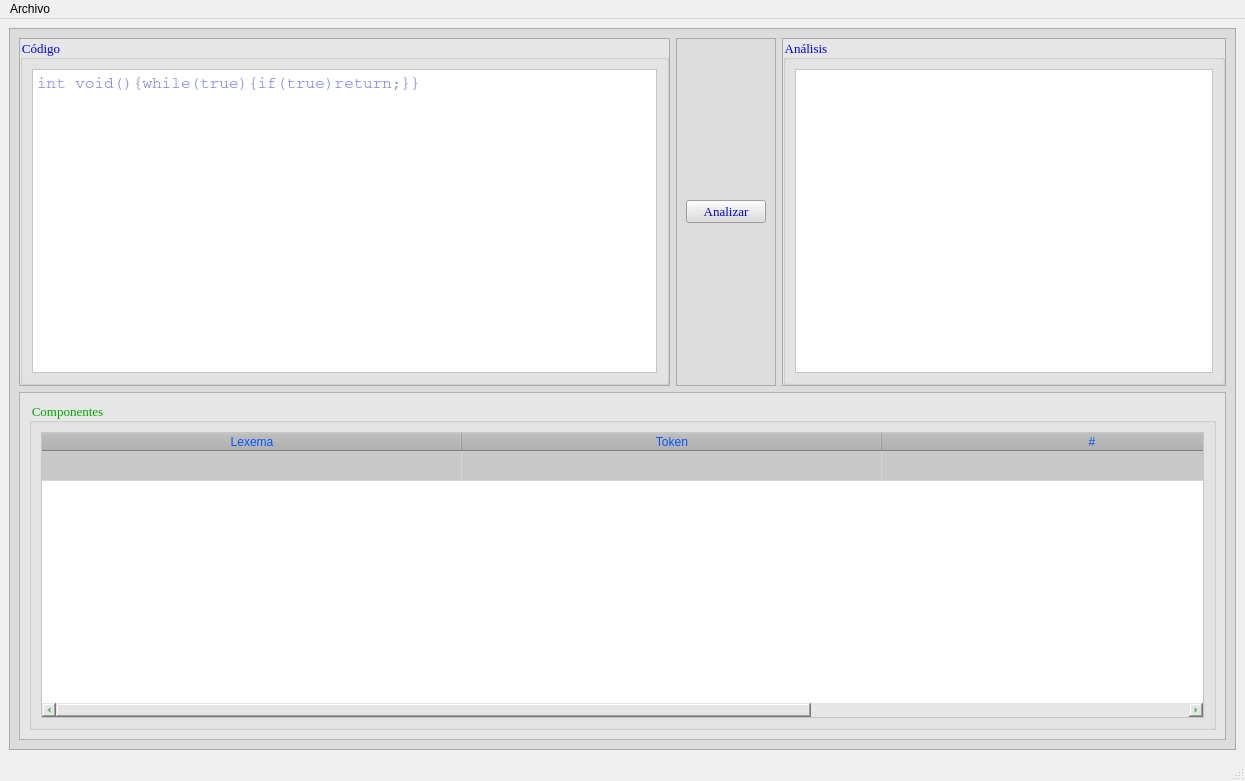
First picture: the form in mainwindow.ui, repository 00urbina00/Analizador_Lexico_ST2_V1.0, before the edit.
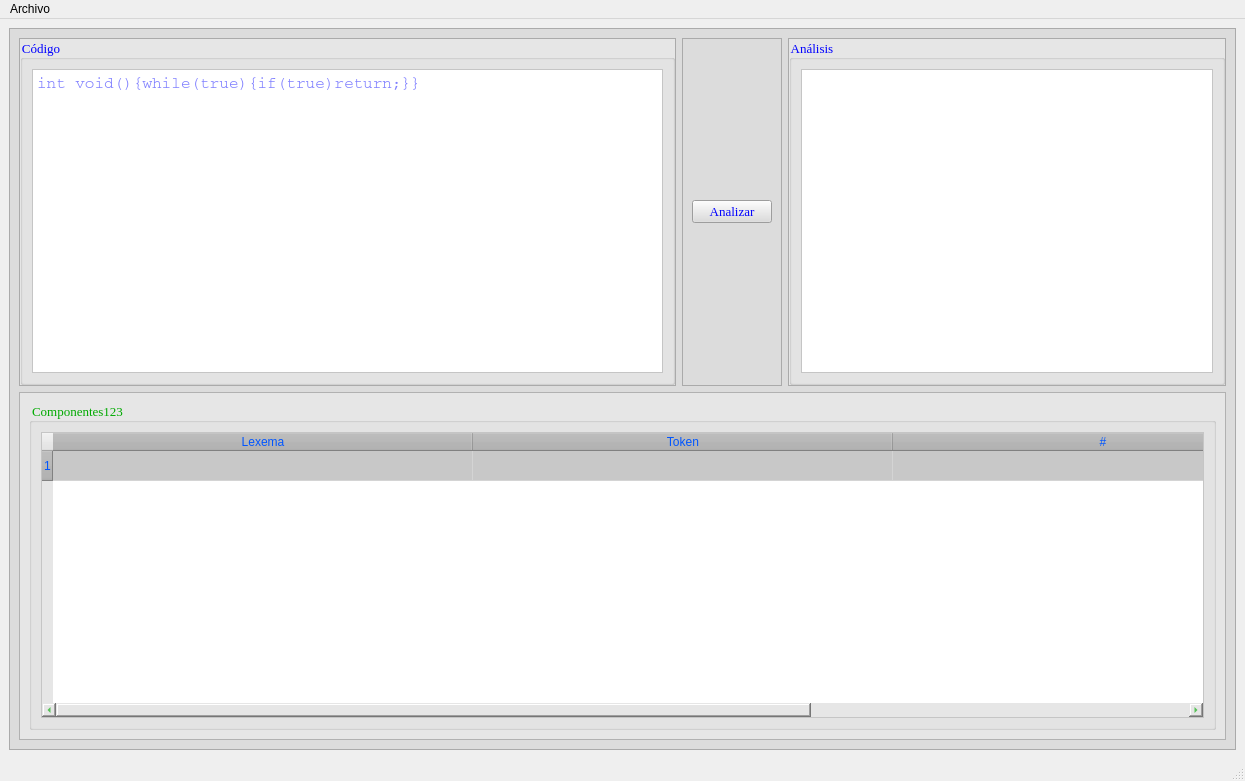
Second picture: the form after the edit. Icons and pictures are not drawn. Custom widgets are drawn as their Qt base class.

What changed in the file:
```diff
--- a/mainwindow.ui
+++ b/mainwindow.ui
@@ -244,7 +244,7 @@
              <string notr="true">color: rgb(0, 170, 0);</string>
             </property>
             <property name="title">
-             <string>Componentes</string>
+             <string>Componentes123</string>
             </property>
             <layout class="QGridLayout" name="gridLayout_4">
              <item row="0" column="0">
@@ -299,7 +299,7 @@
                 <enum>Qt::ElideMiddle</enum>
                </property>
                <property name="sortingEnabled">
-                <bool>false</bool>
+                <bool>true</bool>
                </property>
                <property name="rowCount">
                 <number>1</number>
@@ -317,13 +317,13 @@
                 <bool>true</bool>
                </attribute>
                <attribute name="horizontalHeaderShowSortIndicator" stdset="0">
-                <bool>false</bool>
+                <bool>true</bool>
                </attribute>
                <attribute name="horizontalHeaderStretchLastSection">
                 <bool>false</bool>
                </attribute>
                <attribute name="verticalHeaderVisible">
-                <bool>false</bool>
+                <bool>true</bool>
                </attribute>
                <row/>
                <column>
@@ -410,6 +410,13 @@
    </property>
   </action>
  </widget>
+ <customwidgets>
+  <customwidget>
+   <class>PlainTextEdit</class>
+   <extends>QPlainTextEdit</extends>
+   <header location="global">plaintextedit.h</header>
+  </customwidget>
+ </customwidgets>
  <resources/>
  <connections/>
 </ui>
```
Left out of the diff: 7 changed lines with no effect on the pictures.
